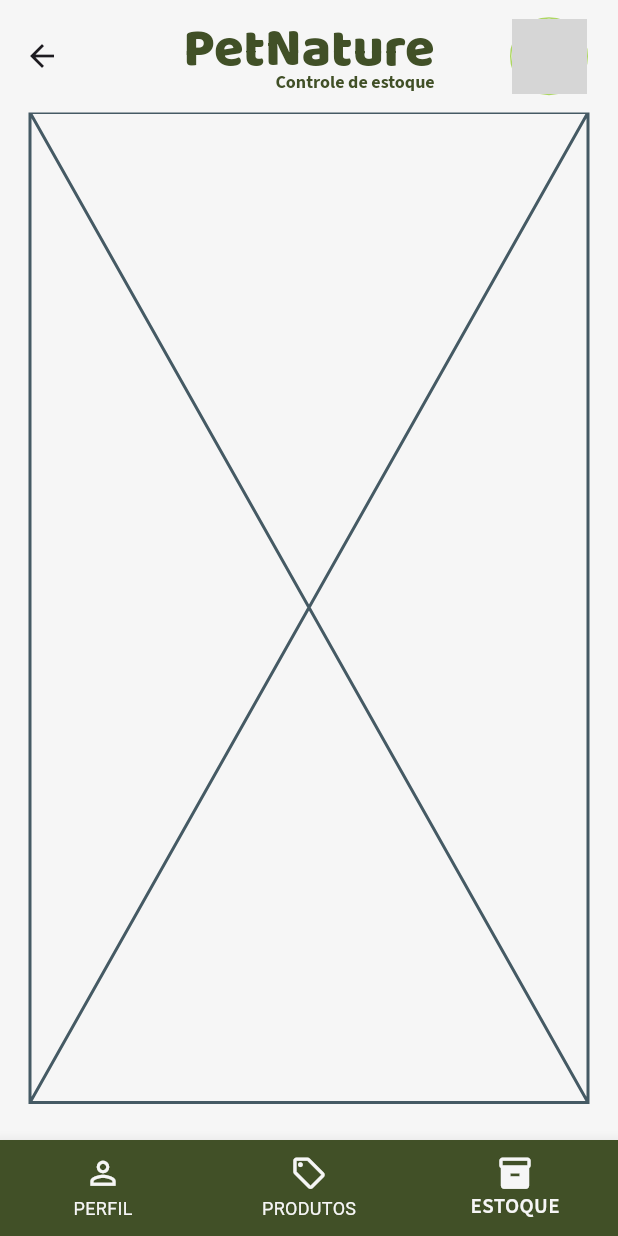
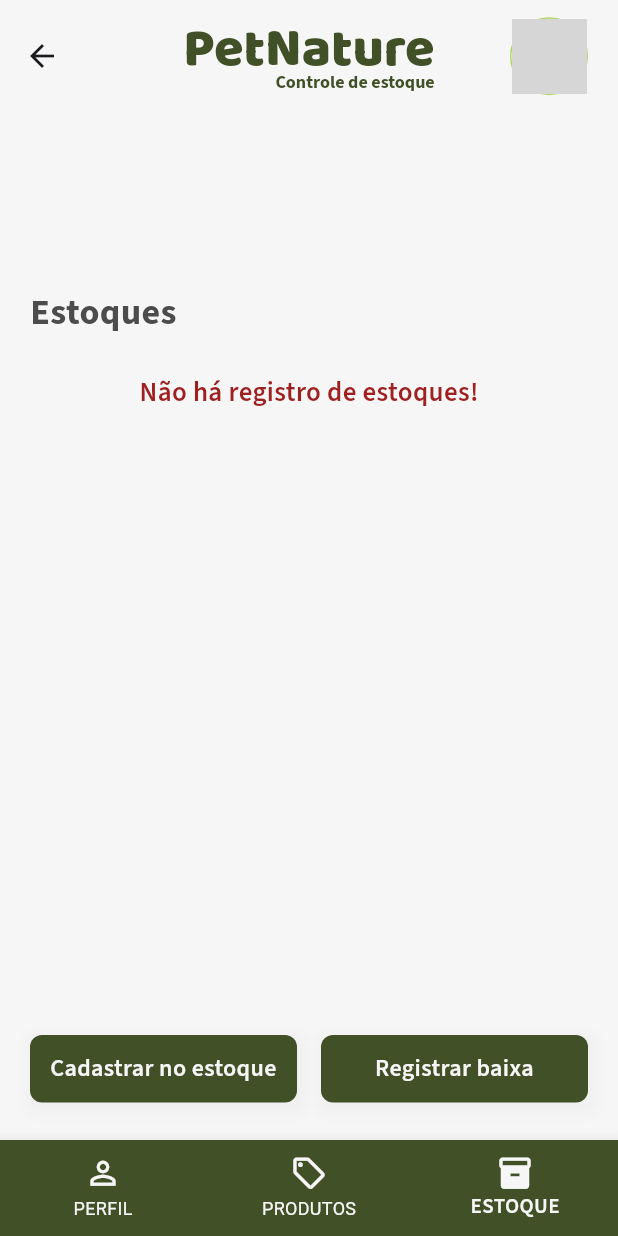
Before and after one commit to thidematos/pet_nature, a Flutter app: the TabsScreen screen opened directly, item 3 of the bottom bar chosen, on a phone screen of 412 x 824 dp. Run offline on Flutter 3.47's test engine with Material 3 defaults, Android fonts, the light colour scheme and no system bars; our stand-ins replace cloud_firestore, diacritic, firebase_auth, firebase_core, firebase_storage, flutter_riverpod and 3 more; accounts and stored records are empty; generated files the repository leaves out were written again; network calls fail; grey boxes are pictures that could not be loaded.

Commit message:
Working on CADASTRAR Estoque. Formulário criado. Falta: 1) Validators, 2) Submit, 3) Firestore setup

```diff
--- /dev/null
+++ b/lib/providers/estoques_provider.dart
@@ -0,0 +1,6 @@
+import 'package:flutter_riverpod/flutter_riverpod.dart';
+import 'package:pet_nature/services/firebase_firestore_api.dart';
+
+final EstoquesProvider = FutureProvider((ref) async {
+  return await FirebaseFirestoreApi.getEstoques();
+});
--- a/lib/screens/estoque_screen.dart
+++ b/lib/screens/estoque_screen.dart
@@ -1,10 +1,44 @@
 import 'package:flutter/material.dart';
+import 'package:flutter_riverpod/flutter_riverpod.dart';
+import 'package:pet_nature/providers/auth_provider.dart';
+import 'package:pet_nature/providers/estoques_provider.dart';
+import 'package:pet_nature/themes/color_theme.dart';
+import 'package:pet_nature/themes/letter_theme.dart';
+import 'package:pet_nature/themes/ui_instances.dart';
+import 'package:pet_nature/widgets/estoques/fetched_estoques.dart';
+import 'package:pet_nature/widgets/ui/button.dart';
+import 'package:pet_nature/widgets/ui/loader.dart';
+import 'package:pet_nature/widgets/ui/page_title.dart';
 
-class EstoqueScreen extends StatelessWidget {
+class EstoqueScreen extends ConsumerStatefulWidget {
   const EstoqueScreen({super.key});
 
   @override
+  ConsumerState<EstoqueScreen> createState() => _EstoqueScreenState();
+}
+
+class _EstoqueScreenState extends ConsumerState<EstoqueScreen> {
+  @override
   Widget build(BuildContext context) {
-    return const Placeholder();
+    final data = ref.watch(EstoquesProvider);
+
+    return data.when(
+      data: (estoques) {
+        return Column(
+          crossAxisAlignment: CrossAxisAlignment.stretch,
+          children: [
+            UiInstances.logoToMainContentSpacer,
+            PageTitle('Estoques'),
+            FetchedEstoques(estoques),
+          ],
+        );
+      },
+      error: (error, stackTrace) {
+        return Center(
+          child: Text('Algo deu errado!', style: LetterTheme.secondaryTitle),
+        );
+      },
+      loading: () => Loader(isPageLoader: true),
+    );
   }
 }
--- a/lib/services/firebase_firestore_api.dart
+++ b/lib/services/firebase_firestore_api.dart
@@ -96,4 +96,14 @@ class FirebaseFirestoreApi {
       return err;
     }
   }
+
+  static getEstoques() async {
+    try {
+      final estoques = await _instance.collection('estoques').get();
+
+      return estoques.docs.map((estoque) => estoque.data()).toList();
+    } on FirebaseException catch (err) {
+      return err;
+    }
+  }
 }
--- /dev/null
+++ b/lib/widgets/estoques/fetched_estoques.dart
@@ -0,0 +1,49 @@
+import 'package:flutter/material.dart';
+import 'package:pet_nature/themes/color_theme.dart';
+import 'package:pet_nature/themes/letter_theme.dart';
+import 'package:pet_nature/widgets/estoques/new_estoque.dart';
+import 'package:pet_nature/widgets/ui/button.dart';
+
+class FetchedEstoques extends StatelessWidget {
+  const FetchedEstoques(this.estoques, {super.key});
+
+  final estoques;
+
+  @override
+  Widget build(BuildContext context) {
+    return Expanded(
+      child: Column(
+        children: [
+          if (estoques.isEmpty)
+            Row(
+              mainAxisAlignment: MainAxisAlignment.center,
+              children: [
+                Text(
+                  'Não há registro de estoques!',
+                  style: LetterTheme.secondaryTitle.copyWith(
+                    color: ColorTheme.danger,
+                  ),
+                  textAlign: TextAlign.center,
+                ),
+              ],
+            ),
+          Spacer(),
+          Row(
+            spacing: 16,
+            children: [
+              Flexible(
+                flex: 1,
+                child: Button('Cadastrar no estoque', () {
+                  Navigator.of(
+                    context,
+                  ).push(MaterialPageRoute(builder: (context) => NewEstoque()));
+                }),
+              ),
+              Flexible(flex: 1, child: Button('Registrar baixa', () {})),
+            ],
+          ),
+        ],
+      ),
+    );
+  }
+}
--- a/lib/widgets/produtos/edit_produto_form.dart
+++ b/lib/widgets/produtos/edit_produto_form.dart
@@ -1,5 +1,6 @@
 import 'dart:io';
 
+import 'package:firebase_auth/firebase_auth.dart';
 import 'package:flutter/material.dart';
 import 'package:flutter_riverpod/flutter_riverpod.dart';
 import 'package:pet_nature/providers/global_data.dart';
@@ -60,6 +61,10 @@ class _EditProdutoFormState extends ConsumerState<EditProdutoForm> {
       'brand': brandController.text,
       'category': selectedCategory,
       'description': descriptionController.text,
+      'last_edition': {
+        'timestamp': DateTime.now().millisecondsSinceEpoch.toString(),
+        'user': FirebaseAuth.instance.currentUser!.uid,
+      },
     };
 
     setState(() {
--- a/lib/widgets/ui/input.dart
+++ b/lib/widgets/ui/input.dart
@@ -13,10 +13,13 @@ class Input extends StatelessWidget {
     this.onSave,
     this.controller,
     this.useObscure = false,
+    this.useNumberKeyboard = false,
     this.minLines,
+
     super.key,
   });
 
+  final bool useNumberKeyboard;
   final int? minLines;
   final String placeholder;
   final String label;
@@ -45,6 +48,8 @@ class Input extends StatelessWidget {
           ),
           child: TextFormField(
             controller: controller,
+            keyboardType:
+                useNumberKeyboard ? TextInputType.number : TextInputType.text,
             onSaved:
                 (value) => {if (onSave != null) onSave!(keyToSave, value!)},
             validator: (value) {
```
Also changed, not shown: lib/widgets/estoques/input_date.dart (added, +69 -0 lines), lib/widgets/estoques/new_estoque.dart (added, +133 -0 lines), lib/widgets/ui/dropdown.dart (+15 -0 lines), lib/widgets/ui/loader.dart (+28 -2 lines).
